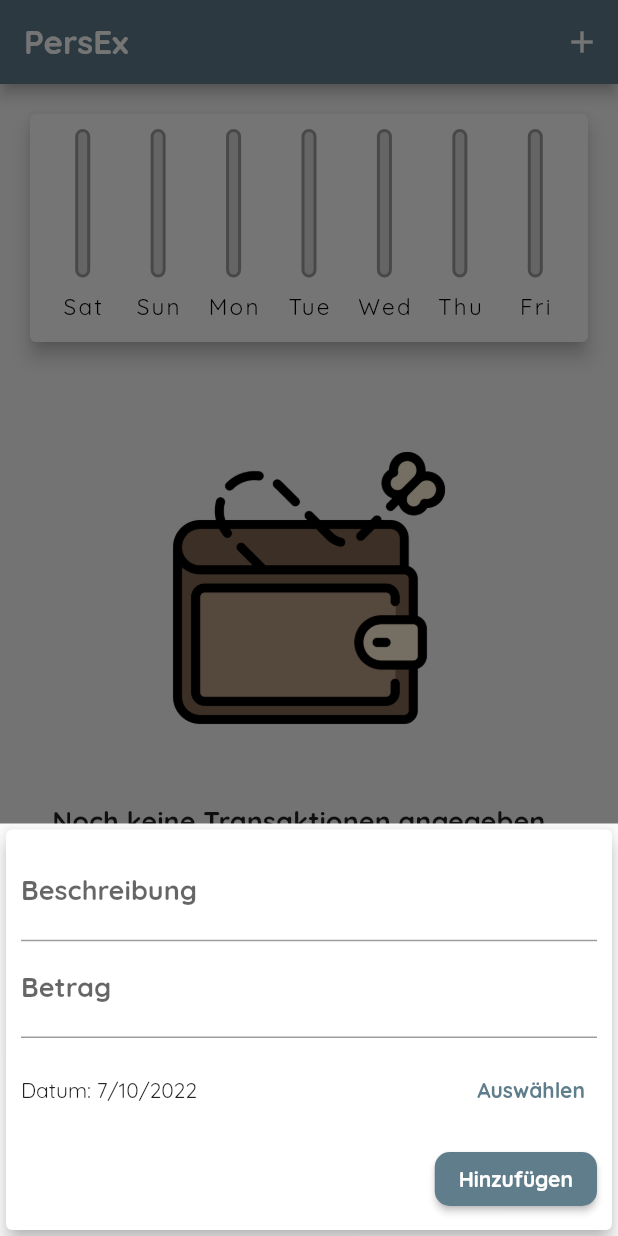
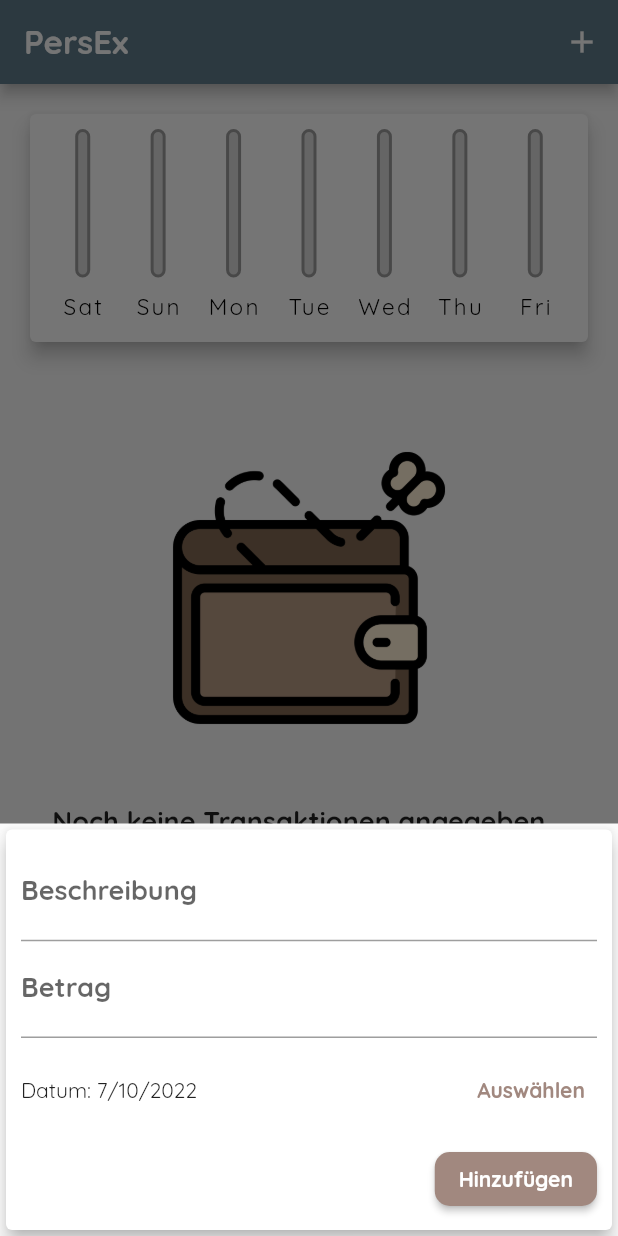
Before and after one commit to Totemi1324/personal_expenses, a Flutter app: the screen it shows after launch, after a tap on the "add" icon, on a phone screen of 412 x 824 dp. Run offline on Flutter 3.47's test engine with Material 2 defaults, Android fonts, the phone set to English and light mode, and no system bars.

Commit message:
Implement secondary accent color in theme

```diff
--- a/lib/main.dart
+++ b/lib/main.dart
@@ -1,4 +1,7 @@
+import 'dart:io';
+
 import 'package:flutter/material.dart';
+import 'package:flutter/cupertino.dart';
 
 import './widgets/new_transaction_form.dart';
 import './widgets/transaction_list.dart';
@@ -23,6 +26,10 @@ class MyApp extends StatelessWidget {
       title: "PersEx - Expense tracker",
       theme: ThemeData(
         primarySwatch: Colors.blueGrey,
+        colorScheme: ColorScheme.fromSwatch(
+          primarySwatch: Colors.blueGrey,
+          accentColor: Colors.brown.shade300,
+        ),
         fontFamily: "Quicksand",
         textTheme: const TextTheme(
             titleMedium: TextStyle(
@@ -98,7 +105,20 @@ class _MyHomePageState extends State<MyHomePage> {
     final isLandscape =
         (MediaQuery.of(context).orientation == Orientation.landscape);
 
-    final appBar = AppBar(
+    final PreferredSizeWidget appBar = Platform.isIOS
+        ? CupertinoNavigationBar(
+            middle: const Text("PersEx"),
+            trailing: Row(
+              mainAxisSize: MainAxisSize.min,
+              children: [
+                GestureDetector(
+                  child: const Icon(CupertinoIcons.add),
+                  onTap: () => _startAddNewTransaction(context),
+                )
+              ],
+            ),
+          )
+        : AppBar(
             title: const Text("PersEx"),
             actions: [
               IconButton(
@@ -106,7 +126,7 @@ class _MyHomePageState extends State<MyHomePage> {
                 icon: const Icon(Icons.add),
               )
             ],
-    );
+          ) as PreferredSizeWidget;
 
     final canvasHeight = mediaQuery.size.height -
         appBar.preferredSize.height -
@@ -117,9 +137,8 @@ class _MyHomePageState extends State<MyHomePage> {
       child: TransactionList(_userTransactions),
     );
 
-    return Scaffold(
-      appBar: appBar,
-      body: SingleChildScrollView(
+    final pageBody = SafeArea(
+      child: SingleChildScrollView(
         child: Column(
           crossAxisAlignment: CrossAxisAlignment.stretch,
           children: [
@@ -127,8 +146,12 @@ class _MyHomePageState extends State<MyHomePage> {
               Row(
                 mainAxisAlignment: MainAxisAlignment.center,
                 children: [
-                  const Text("Diagramm anzeigen"),
-                  Switch(
+                  Text(
+                    "Diagramm anzeigen",
+                    style: Theme.of(context).textTheme.labelSmall,
+                  ),
+                  Switch.adaptive(
+                    activeColor: Theme.of(context).primaryColor,
                     value: _showChart,
                     onChanged: (val) {
                       setState(() {
@@ -154,8 +177,21 @@ class _MyHomePageState extends State<MyHomePage> {
           ],
         ),
       ),
-      floatingActionButtonLocation: FloatingActionButtonLocation.centerFloat,
-      floatingActionButton: FloatingActionButton(
+    );
+
+    return Platform.isIOS
+        ? CupertinoPageScaffold(
+            navigationBar: appBar as ObstructingPreferredSizeWidget,
+            child: pageBody,
+          )
+        : Scaffold(
+            appBar: appBar,
+            body: pageBody,
+            floatingActionButtonLocation:
+                FloatingActionButtonLocation.centerFloat,
+            floatingActionButton: Platform.isIOS
+                ? Container()
+                : FloatingActionButton(
                     child: const Icon(Icons.add),
                     onPressed: () => _startAddNewTransaction(context),
                   ),
--- a/lib/widgets/chart_bar.dart
+++ b/lib/widgets/chart_bar.dart
@@ -49,7 +49,7 @@ class ChartBar extends StatelessWidget {
                   heightFactor: percentageOfTotal,
                   child: Container(
                     decoration: BoxDecoration(
-                      color: Theme.of(context).primaryColor,
+                      color: Theme.of(context).colorScheme.primary,
                       borderRadius: BorderRadius.circular(10),
                     ),
                   ),
--- a/lib/widgets/new_transaction_form.dart
+++ b/lib/widgets/new_transaction_form.dart
@@ -108,7 +108,7 @@ class _NewTransactionFormState extends State<NewTransactionForm> {
                     TextButton(
                       style: ButtonStyle(
                         foregroundColor: MaterialStateProperty.all(
-                            Theme.of(context).primaryColor),
+                            Theme.of(context).colorScheme.secondary),
                       ),
                       onPressed: _presentDatePicker,
                       child: const Text(
@@ -124,7 +124,7 @@ class _NewTransactionFormState extends State<NewTransactionForm> {
               ElevatedButton(
                 onPressed: () => _onSubmitData(context),
                 style: ElevatedButton.styleFrom(
-                    backgroundColor: Theme.of(context).primaryColor,
+                    backgroundColor: Theme.of(context).colorScheme.secondary,
                     shape: RoundedRectangleBorder(
                       borderRadius: BorderRadius.circular(10),
                     )),
```
Lines whose indentation alone changed are shown as unchanged.
